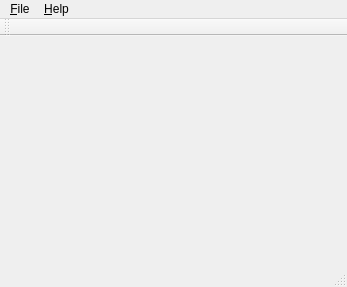
AnonPlusDev/anonplus-bitcoin-miner, file AnonPlus-BitCoinMiner/mainwindow.ui: the form before one commit.
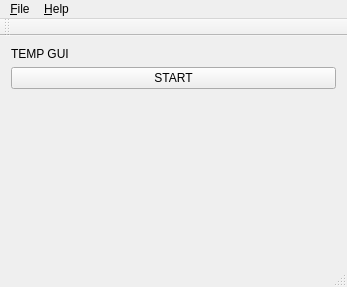
The form after the commit.

What changed in the file:
```diff
--- a/AnonPlus-BitCoinMiner/mainwindow.ui
+++ b/AnonPlus-BitCoinMiner/mainwindow.ui
@@ -16,7 +16,37 @@
   <property name="locale">
    <locale language="English" country="UnitedStates"/>
   </property>
-  <widget class="QWidget" name="centralWidget"/>
+  <widget class="QWidget" name="centralWidget">
+   <layout class="QVBoxLayout" name="verticalLayout">
+    <item>
+     <widget class="QLabel" name="label">
+      <property name="text">
+       <string>TEMP GUI</string>
+      </property>
+     </widget>
+    </item>
+    <item>
+     <widget class="QPushButton" name="pushButton">
+      <property name="text">
+       <string>START</string>
+      </property>
+     </widget>
+    </item>
+    <item>
+     <spacer name="verticalSpacer">
+      <property name="orientation">
+       <enum>Qt::Vertical</enum>
+      </property>
+      <property name="sizeHint" stdset="0">
+       <size>
+        <width>20</width>
+        <height>40</height>
+       </size>
+      </property>
+     </spacer>
+    </item>
+   </layout>
+  </widget>
   <widget class="QMenuBar" name="menuBar">
    <property name="geometry">
     <rect>
```
